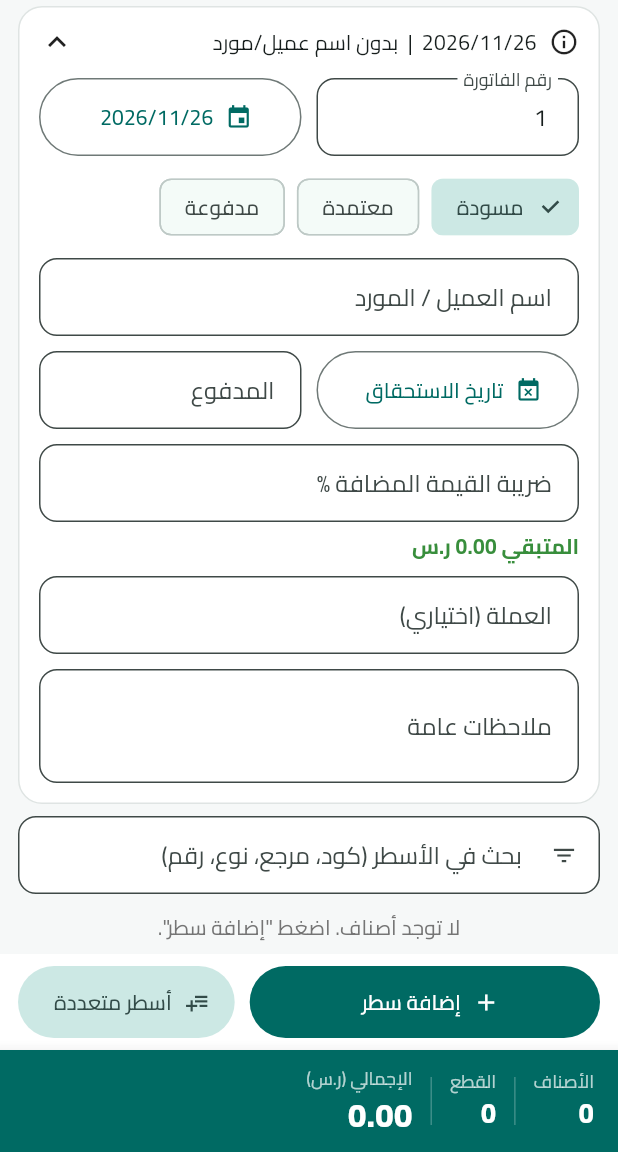
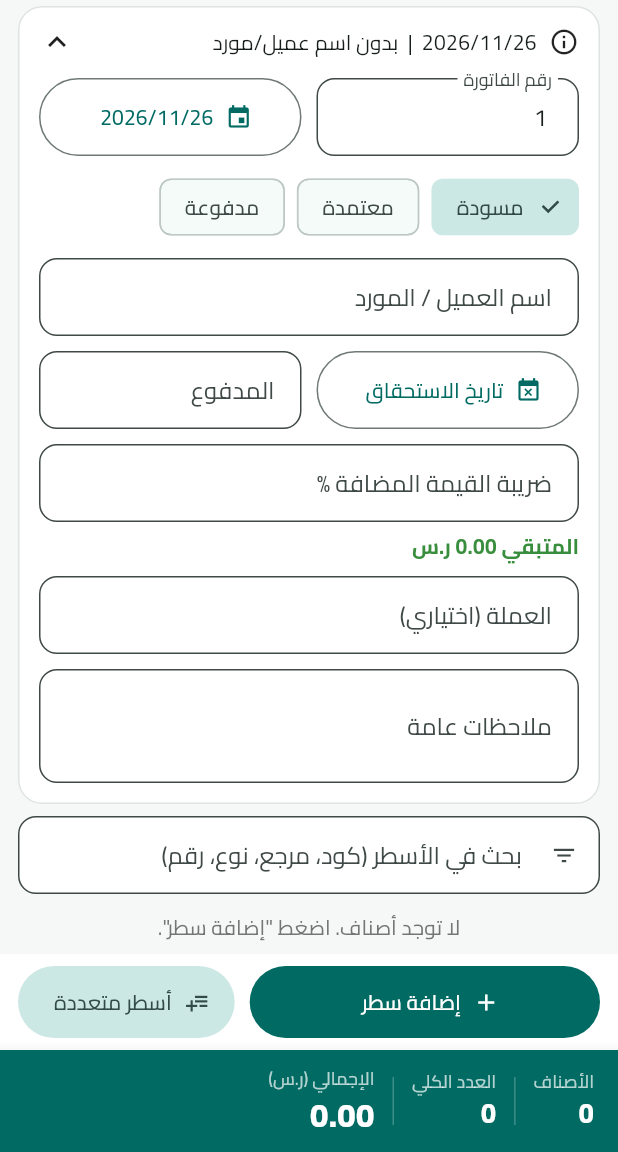
Before and after one commit to CTO-DRS/daftar-public, a Flutter app: the InvoiceEditorScreen screen opened directly, on a phone screen of 412 x 824 dp, the part 84-1236 px from its top. Run offline on Flutter 3.47's test engine with Material 3 defaults, Android fonts, the phone set to English and light mode, and no system bars; our stand-ins replace image_cropper, image_picker, pdf, printing, share_plus, shared_preferences and 1 more; missing offline and left inert: google_mlkit_text_recognition; accounts and stored records are empty.

Commit message:
More unit presets; label total quantity as العدد الكلي

```diff
--- a/lib/services/pdf_service.dart
+++ b/lib/services/pdf_service.dart
@@ -179,7 +179,7 @@ class PdfService {
             children: [
               pw.Text('عدد الأصناف: ${localizeDigits('${inv.itemCount}')}',
                   style: const pw.TextStyle(color: PdfColors.white, fontSize: 11)),
-              pw.Text('إجمالي القطع: ${formatQty(inv.totalQuantity)}',
+              pw.Text('العدد الكلي: ${formatQty(inv.totalQuantity)}',
                   style: const pw.TextStyle(color: PdfColors.white, fontSize: 11)),
               pw.Text('المبلغ الإجمالي: ${formatMoney(inv.grandTotal)} $currency',
                   style: pw.TextStyle(
--- a/lib/widgets/item_edit_sheet.dart
+++ b/lib/widgets/item_edit_sheet.dart
@@ -60,7 +60,11 @@ class _ItemEditSheetState extends State<_ItemEditSheet> {
       text: widget.item.unitPrice == 0 ? '' : plainNumber(widget.item.unitPrice));
   late final _notes = TextEditingController(text: widget.item.notes);
   late final _unit = TextEditingController(text: widget.item.unit);
-  static const _unitPresets = ['حبة', 'عدد', 'كرتون', 'درزن', 'كجم', 'جم', 'متر', 'سم', 'لتر', 'ساعة', 'يوم', 'خدمة'];
+  static const _unitPresets = [
+    'عدد', 'حبة', 'درزن', 'كرتون', 'علبة', 'باكت', 'كيس', 'صندوق', 'رزمة', 'حزمة', 'لفة', 'طقم',
+    'زجاجة', 'قارورة', 'برميل', 'جالون', 'كجم', 'جم', 'طن', 'رطل', 'أونصة', 'لتر', 'مل',
+    'متر', 'سم', 'متر مربع', 'إنش', 'قدم', 'ياردة', 'ساعة', 'يوم', 'خدمة',
+  ];
   late bool _pinPrice = widget.pinPrice;
   late bool _pinType = widget.pinType;
 
--- a/lib/widgets/totals_bar.dart
+++ b/lib/widgets/totals_bar.dart
@@ -45,7 +45,7 @@ class TotalsBar extends StatelessWidget {
             Row(children: [
             _Stat(label: 'الأصناف', value: localizeDigits('$itemCount')),
             _divider(),
-            _Stat(label: 'القطع', value: formatQty(totalQty)),
+            _Stat(label: 'العدد الكلي', value: formatQty(totalQty)),
             _divider(),
             Expanded(
               flex: 2,
```
